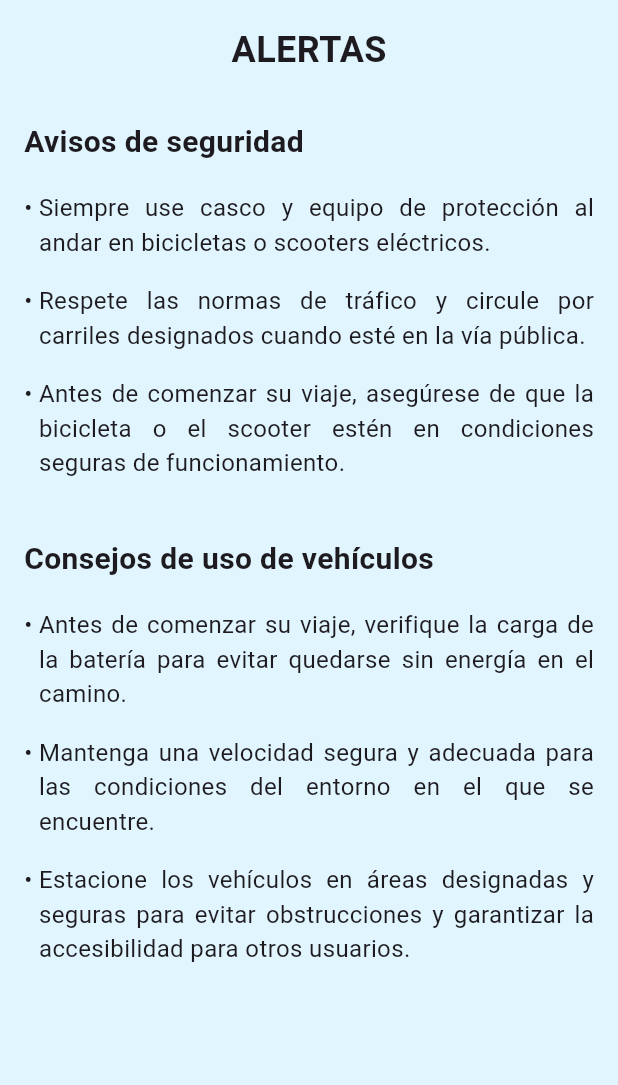
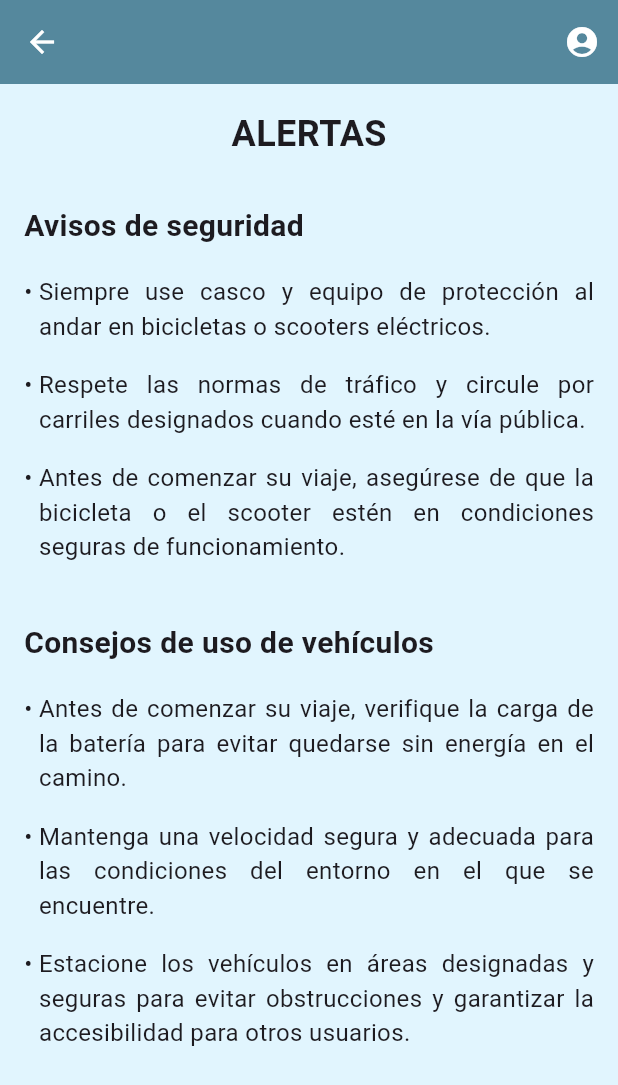
Before and after one commit to EcoGo-UPC-WX64/ecomove-mobile-app-flutter, a Flutter app: the AlertaSeguridadPage screen opened directly, on a phone screen of 412 x 824 dp. Shown: the top 1085 px of the screen. Run offline on Flutter 3.47's test engine with Material 3 defaults, Android fonts, the phone set to English and light mode, and no system bars.

Commit message:
feat: add routing customer support and payment

```diff
--- a/lib/customer_support/alerta_seguridad.dart
+++ b/lib/customer_support/alerta_seguridad.dart
@@ -1,16 +1,19 @@
 import 'package:flutter/material.dart';
+
+import '../shared/custom_returnAppBar.dart';
 
 class AlertaSeguridadPage extends StatelessWidget {
   @override
   Widget build(BuildContext context) {
     return Scaffold(
+      appBar: const CustomReturnAppBar(),
       body: Padding(
         padding: const EdgeInsets.all(16.0),
         child: SingleChildScrollView(
           child: Column(
             crossAxisAlignment: CrossAxisAlignment.start,
             children: [
-              Center(
+              const Center(
                 child: Text(
                   'ALERTAS',
                   style: TextStyle(
@@ -19,15 +22,15 @@ class AlertaSeguridadPage extends StatelessWidget {
                   ),
                 ),
               ),
-              SizedBox(height: 30),
-              Text(
+              const SizedBox(height: 30),
+              const Text(
                 'Avisos de seguridad',
                 style: TextStyle(
                   fontSize: 20.0,
                   fontWeight: FontWeight.bold,
                 ),
               ),
-              SizedBox(height: 10),
+              const SizedBox(height: 10),
               Column(
                 crossAxisAlignment: CrossAxisAlignment.start,
                 children: [
@@ -39,15 +42,15 @@ class AlertaSeguridadPage extends StatelessWidget {
                       'Antes de comenzar su viaje, asegúrese de que la bicicleta o el scooter estén en condiciones seguras de funcionamiento.'),
                 ],
               ),
-              SizedBox(height: 30),
-              Text(
+              const SizedBox(height: 30),
+              const Text(
                 'Consejos de uso de vehículos',
                 style: TextStyle(
                   fontSize: 20.0,
                   fontWeight: FontWeight.bold,
                 ),
               ),
-              SizedBox(height: 10),
+              const SizedBox(height: 10),
               Column(
                 crossAxisAlignment: CrossAxisAlignment.start,
                 children: [
@@ -73,11 +76,11 @@ class AlertaSeguridadPage extends StatelessWidget {
       child: Row(
         crossAxisAlignment: CrossAxisAlignment.start,
         children: [
-          Text("• ", style: TextStyle(fontSize: 16)),
+          const Text("• ", style: TextStyle(fontSize: 16)),
           Expanded(
             child: Text(
               text,
-              style: TextStyle(fontSize: 16.0),
+              style: const TextStyle(fontSize: 16.0),
               textAlign: TextAlign.justify,
             ),
           ),
--- a/lib/payment/metodo_pago.dart
+++ b/lib/payment/metodo_pago.dart
@@ -1,3 +1,4 @@
+import 'package:ecomove_flutter_mobile/shared/custom_returnAppBar.dart';
 import 'package:flutter/material.dart';
 import 'registro_tarjeta.dart';
 
@@ -5,6 +6,7 @@ class MetodoPagoPage extends StatelessWidget {
   @override
   Widget build(BuildContext context) {
     return Scaffold(
+      appBar: const CustomReturnAppBar(),
       body: Padding(
         padding: const EdgeInsets.all(16.0),
         child: Column(
--- a/lib/payment/registro_tarjeta.dart
+++ b/lib/payment/registro_tarjeta.dart
@@ -1,10 +1,12 @@
 import 'package:flutter/material.dart';
+import '../shared/custom_returnAppBar.dart';
 import 'confirmacion_reserva.dart';
 
 class RegistroTarjetaPage extends StatelessWidget {
   @override
   Widget build(BuildContext context) {
     return Scaffold(
+      appBar: const CustomReturnAppBar(),
       body: Center(
         child: Padding(
           padding: const EdgeInsets.all(16.0),
--- a/lib/user_management/achievements.dart
+++ b/lib/user_management/achievements.dart
@@ -1,5 +1,5 @@
-import 'package:ecomove_flutter_mobile/custom_returnAppBar.dart';
 import 'package:flutter/material.dart';
+import '../shared/custom_returnAppBar.dart';
 import 'profile.dart';
 
 class MedallasPage extends StatelessWidget {
--- a/lib/user_management/blog.dart
+++ b/lib/user_management/blog.dart
@@ -1,5 +1,5 @@
 import 'package:flutter/material.dart';
-import '../custom_returnAppBar.dart';
+import '../shared/custom_returnAppBar.dart';
 import 'publish_blog.dart';
 import 'profile.dart';
 
--- a/lib/user_management/publish_blog.dart
+++ b/lib/user_management/publish_blog.dart
@@ -1,6 +1,6 @@
 import 'package:ecomove_flutter_mobile/user_management/blog_confirmation.dart';
 import 'package:flutter/material.dart';
-import '../custom_returnAppBar.dart';
+import '../shared/custom_returnAppBar.dart';
 import 'profile.dart';
 
 class BlogPostPage extends StatefulWidget {
```
Also changed, not shown: lib/customer_support/soporte.dart (+6 -2 lines), lib/main.dart (+6 -5 lines), lib/user_management/memberships.dart (+27 -13 lines), lib/user_management/profile.dart (+5 -3 lines), lib/shared/custom_appBar.dart (renamed from lib/custom_appBar.dart), lib/shared/custom_returnAppBar.dart (renamed from lib/custom_returnAppBar.dart).
